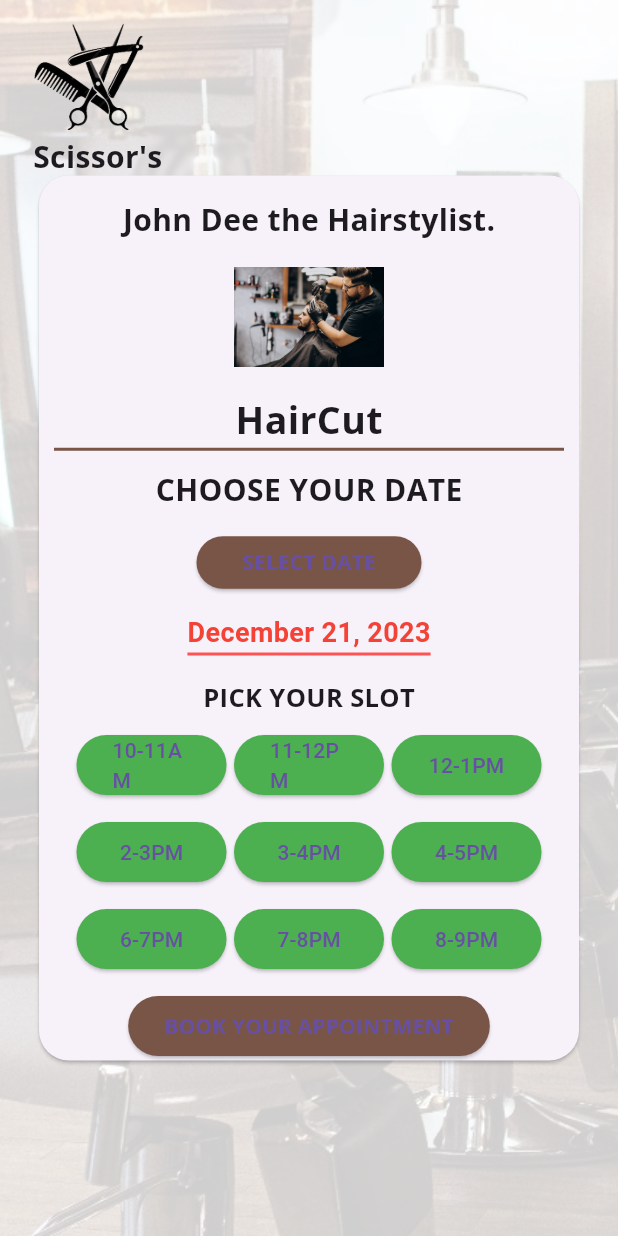
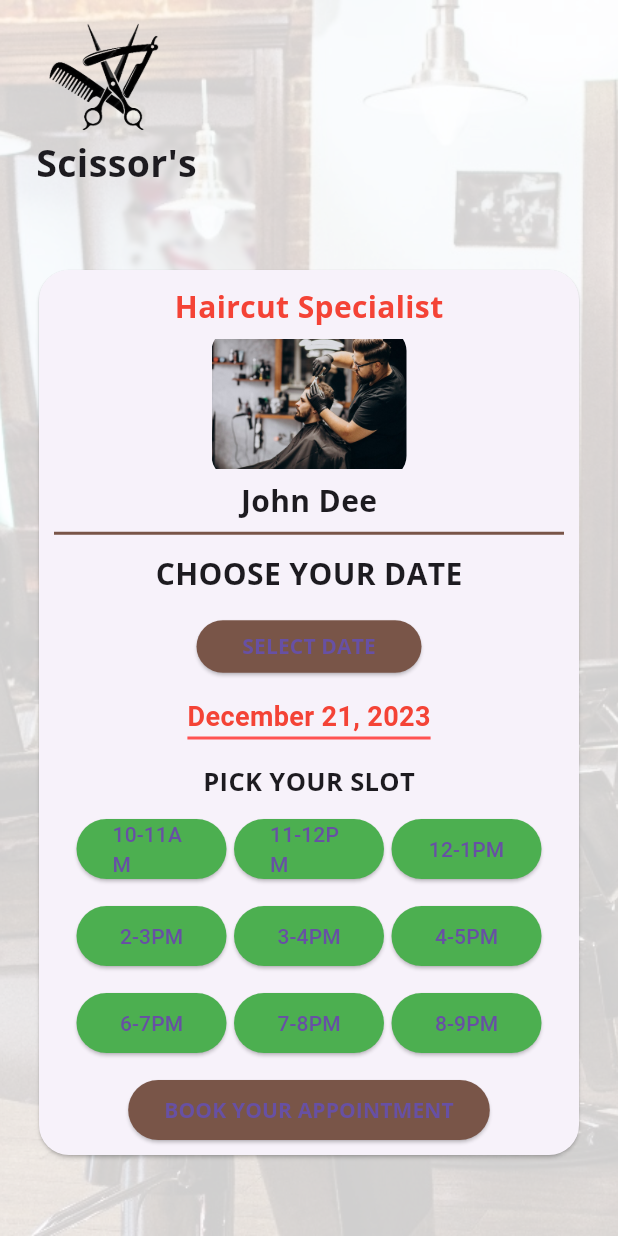
Before and after one commit to ChakaliMadhu6302769895/stylist_timeslots, a Flutter app: the Stylist1 screen opened directly, on a phone screen of 412 x 824 dp. Run offline on Flutter 3.47's test engine with Material 3 defaults, Android fonts, the phone set to English and light mode, and no system bars; our stand-ins replace google_fonts.

Commit message:
This code contains up to 3 timeslots with stylists.

```diff
--- a/lib/timeslots/haircut.dart
+++ b/lib/timeslots/haircut.dart
@@ -37,9 +37,7 @@ class _Stylist1State extends State<Stylist1> {
   @override
   Widget build(BuildContext context) {
     return Scaffold(
-      body: Stack(
-        children: [
-          Container(
+      body: Container(
         width: double.infinity,
         height: double.infinity,
         decoration: BoxDecoration(
@@ -48,20 +46,18 @@ class _Stylist1State extends State<Stylist1> {
             fit: BoxFit.cover,
           ),
         ),
-          ),
-          Container(
+        child: Container(
           decoration: BoxDecoration(
             color: Color.fromRGBO(255, 255, 255, 0.8),
           ),
-          ),
-          Column(
+          child: Column(
             children: [
               Padding(
                 padding: EdgeInsets.only(top: 10.0),
               ),
               Row(
                 children: [
-                  Padding(padding: EdgeInsets.only(left: 20.0)),
+                  Padding(padding: EdgeInsets.only(left:30)),
                   ClipRRect(
                     child: Image.asset(
                       "assets/scissors1removebg.png",
@@ -73,13 +69,13 @@ class _Stylist1State extends State<Stylist1> {
               ),
               Row(
                 children: [
-                  Padding(padding: EdgeInsets.only(left: 22)),
+                  Padding(padding: EdgeInsets.only(left: 24)),
                   Text(
                     "Scissor's",
                     style: GoogleFonts.openSans(
-                        fontSize: 20, fontWeight: FontWeight.bold),
+                      fontSize: 25,
+                      fontWeight: FontWeight.bold,
                     ),
-                ],
                   ),
                 ],
               ),
@@ -100,22 +96,29 @@ class _Stylist1State extends State<Stylist1> {
                             padding: EdgeInsets.all(10),
                             child: Column(
                               children: [
-                            SizedBox(height: 5,),
                                 Text(
-                              "John Dee the Hairstylist.",
+                                  "Haircut Specialist",
                                   style: GoogleFonts.openSans(
-                                  fontSize: 20, fontWeight: FontWeight.bold),
+                                    fontSize: 20,
+                                    fontWeight: FontWeight.bold,color: Colors.red
                                   ),
-                              Image.asset(
+                                ),
+                                ClipRRect(
+                                  borderRadius: BorderRadius.circular(15), // Adjust the radius as needed
+                                  child: Image.asset(
                                     "assets/Scissors hair cut.jpg",
                                     height: 100,
-                                width: 100,
+                                    width: 130,
+                                  ),
                                 ),
                                 Text(
-                              "HairCut",
-                              style: GoogleFonts.openSans(fontSize: 25,fontWeight: FontWeight.bold),
+                                  "John Dee",
+                                  style: GoogleFonts.openSans(
+                                    fontSize: 20,
+                                    fontWeight: FontWeight.bold,
                                   ),
-
+                                ),
+                                SizedBox(height: 5,),
                                 Divider(
                                   color: Colors.brown,
                                   thickness: 2,
@@ -127,9 +130,13 @@ class _Stylist1State extends State<Stylist1> {
                           Center(
                             child: Column(
                               children: [
-                            Text("CHOOSE YOUR DATE",
+                                Text(
+                                  "CHOOSE YOUR DATE",
                                   style: GoogleFonts.openSans(
-                                    fontWeight: FontWeight.bold, fontSize: 20)),
+                                    fontWeight: FontWeight.bold,
+                                    fontSize: 20,
+                                  ),
+                                ),
                               ],
                             ),
                           ),
@@ -145,7 +152,9 @@ class _Stylist1State extends State<Stylist1> {
                               ),
                               child: Text(
                                 'SELECT DATE',
-                            style: GoogleFonts.openSans(fontWeight: FontWeight.bold),
+                                style: GoogleFonts.openSans(
+                                  fontWeight: FontWeight.bold,
+                                ),
                               ),
                             ),
                           ),
@@ -163,8 +172,9 @@ class _Stylist1State extends State<Stylist1> {
                   ),
                 ),
               ),
-
             ],
+          ),
+        ),
       ),
     );
   }
```
Also changed, not shown: lib/main.dart (+55 -65 lines), lib/timeslots/haircolor.dart (+34 -24 lines), lib/timeslots/shaving.dart (+33 -23 lines). Lines whose indentation alone changed are shown as unchanged.
